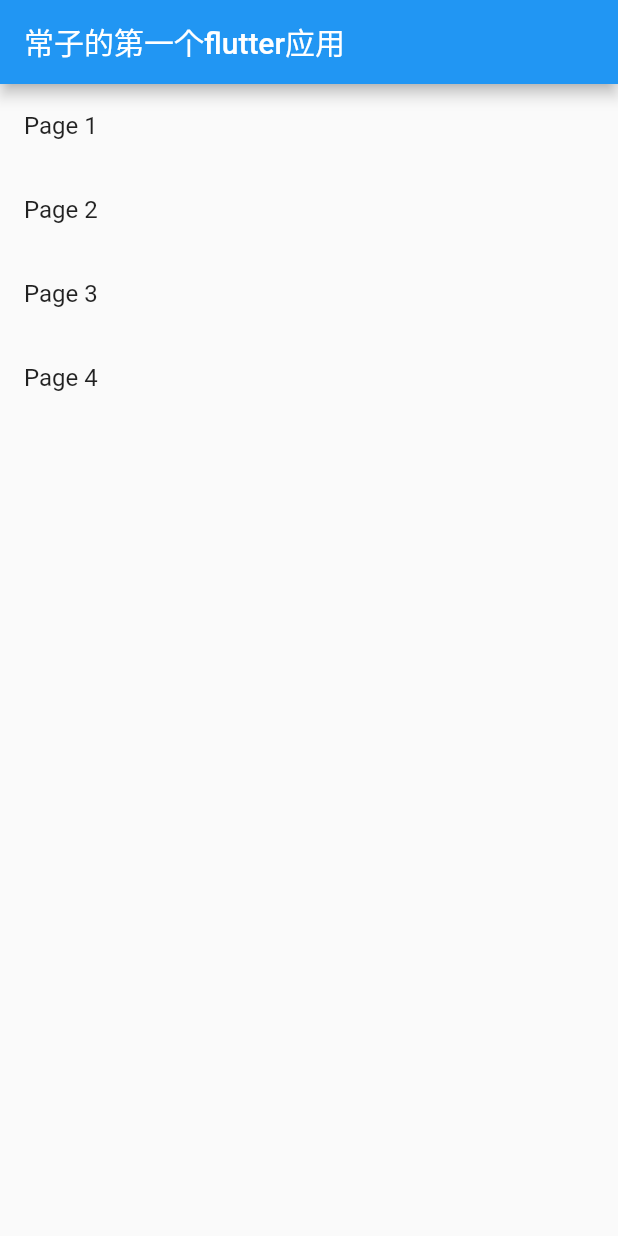
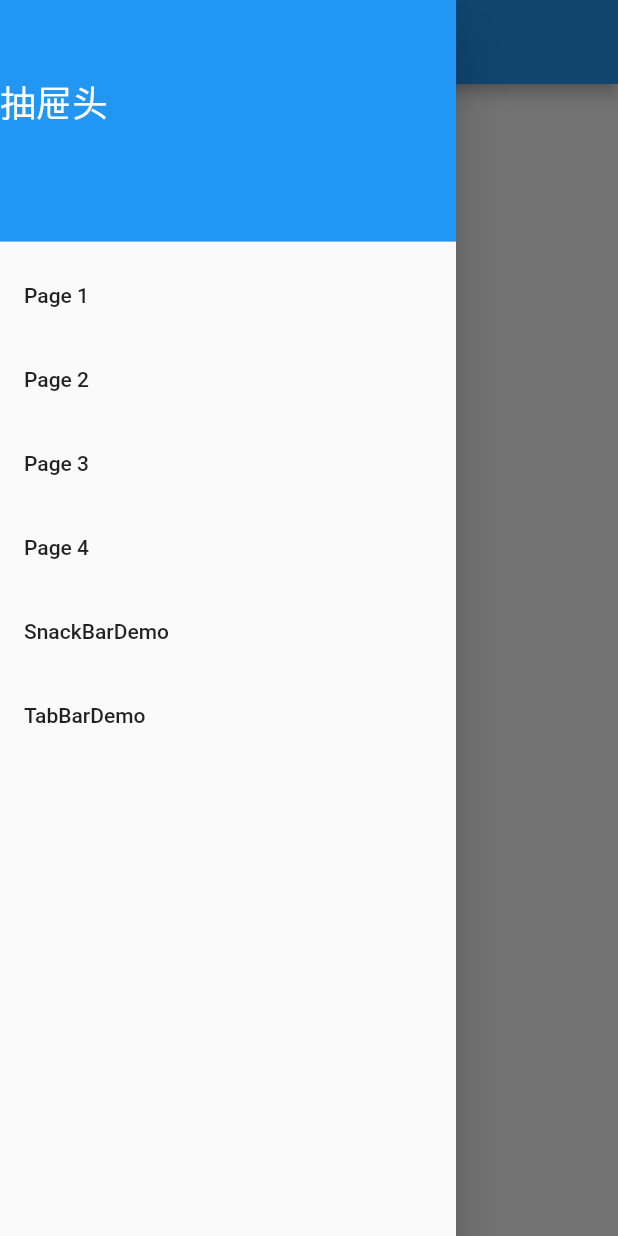
Before and after one commit to AccOlaDe-peng/flutter, a Flutter app: the screen it shows after launch, with the side drawer open (before the commit the screen has no drawer), on a phone screen of 412 x 824 dp. Run offline on Flutter 3.47's test engine with Material 2 defaults, Android fonts, the phone set to English and light mode, and no system bars.

Commit message:
fix: 实现各种效果

```diff
--- a/lib/Routers.dart
+++ b/lib/Routers.dart
@@ -1,6 +1,8 @@
 import 'package:my_app/screens/animation_curve.dart';
 import 'package:my_app/screens/animation_gesture.dart';
 import 'package:my_app/screens/animation_opacity.dart';
+import 'package:my_app/screens/design_snackbars.dart';
+import 'package:my_app/screens/design_tab.dart';
 import 'package:my_app/screens/home.dart';
 import 'package:my_app/screens/animation_switch_page.dart';
 
@@ -10,12 +12,16 @@ class Routers {
   static const String page2 = '/page2';
   static const String page3 = '/page3';
   static const String page4 = '/page4';
+  static const String snack = '/snack';
+  static const String tab = '/tab';
   static final routes = {
     home: (context) => const Home(),
     page1: (context) => const Page1(),
     page2: (context) => const Page2(),
     page3: (context) => const Page3(),
     page4: (context) => const Page4(),
+    snack: (context) => const SnackBarDemo(),
+    tab: (context) => const TabBarDemo(),
   };
   static onGenerateRoute(settings) {
     print(settings.name);
--- a/lib/screens/home.dart
+++ b/lib/screens/home.dart
@@ -36,8 +36,74 @@ class Home extends StatelessWidget {
                 Navigator.of(context).pushNamed(Routers.page4);
               },
             ),
+            ListTile(
+              title: const Text('SnackBarDemo'),
+              onTap: () {
+                Navigator.of(context).pushNamed(Routers.snack);
+              },
+            ),
+            ListTile(
+              title: const Text('TabBarDemo'),
+              onTap: () {
+                Navigator.of(context).pushNamed(Routers.tab);
+              },
+            ),
           ],
         ),
-    );
+        drawer: Drawer(
+          child: ListView(
+            children: [
+              const DrawerHeader(
+                padding: EdgeInsets.only(top: 50),
+                decoration: BoxDecoration(
+                  color: Colors.blue,
+                ),
+                child: Text(
+                  '抽屉头',
+                  style: TextStyle(
+                    color: Colors.white,
+                    fontSize: 24,
+                  ),
+                ),
+              ),
+              ListTile(
+                title: const Text('Page 1'),
+                onTap: () {
+                  Navigator.of(context).pushNamed(Routers.page1);
+                },
+              ),
+              ListTile(
+                title: const Text('Page 2'),
+                onTap: () {
+                  Navigator.of(context).pushNamed(Routers.page2);
+                },
+              ),
+              ListTile(
+                title: const Text('Page 3'),
+                onTap: () {
+                  Navigator.of(context).pushNamed(Routers.page3);
+                },
+              ),
+              ListTile(
+                title: const Text('Page 4'),
+                onTap: () {
+                  Navigator.of(context).pushNamed(Routers.page4);
+                },
+              ),
+              ListTile(
+                title: const Text('SnackBarDemo'),
+                onTap: () {
+                  Navigator.of(context).pushNamed(Routers.snack);
+                },
+              ),
+              ListTile(
+                title: const Text('TabBarDemo'),
+                onTap: () {
+                  Navigator.of(context).pushNamed(Routers.tab);
+                },
+              ),
+            ],
+          ),
+        ));
   }
 }
```
Also changed, not shown: lib/screens/design_snackbars.dart (added, +45 -0 lines), lib/screens/design_tab.dart (added, +33 -0 lines). Lines whose indentation alone changed are shown as unchanged.
